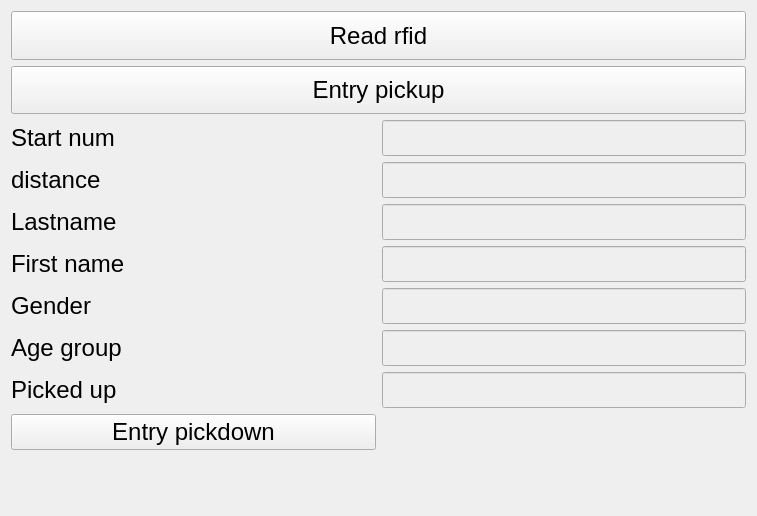
Old version of the form src/views/entrypickup/entrypickup.ui in the repository stivehu/um3.
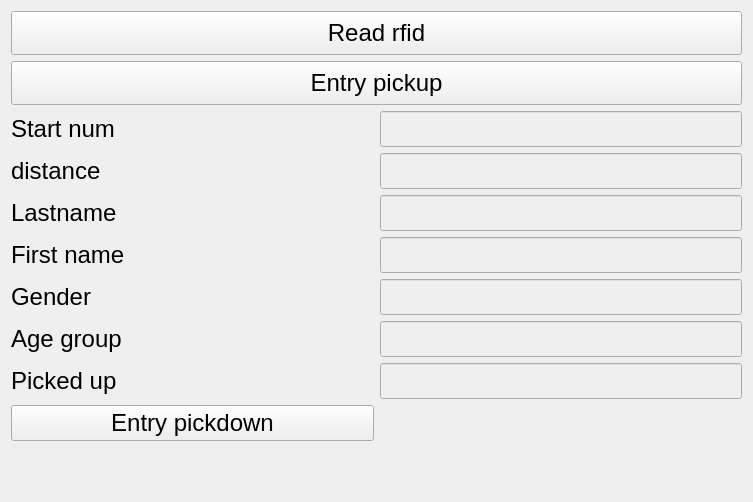
New version of the form.

Commit message: 281 várakozás csip olvasás után

```diff
--- a/src/views/entrypickup/entrypickup.ui
+++ b/src/views/entrypickup/entrypickup.ui
@@ -9,8 +9,8 @@
    <rect>
     <x>0</x>
     <y>0</y>
-    <width>757</width>
-    <height>516</height>
+    <width>753</width>
+    <height>502</height>
    </rect>
   </property>
   <property name="windowTitle">
```
